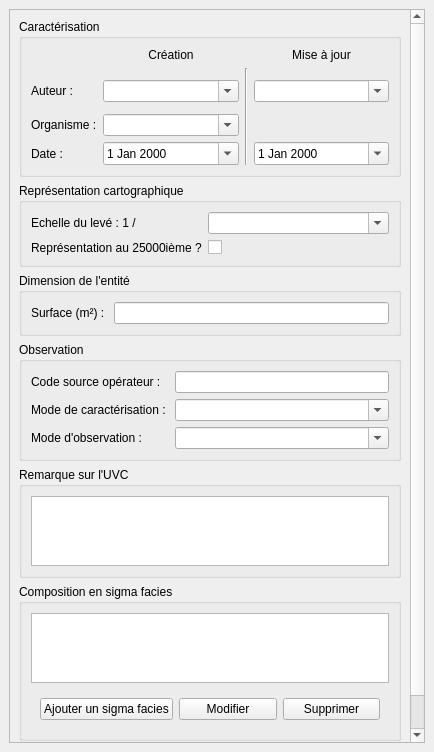
Above: src/ui/form_uvc.ui from IGNF/saisie_carhab before the change. Below: the same form after it.
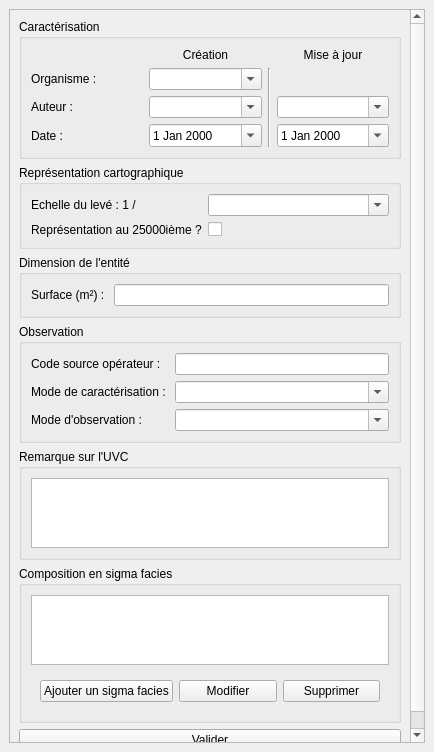
That is the form after the change.

Diff of the .ui file:
```diff
--- a/src/ui/form_uvc.ui
+++ b/src/ui/form_uvc.ui
@@ -35,8 +35,8 @@
           <property name="title">
            <string>Caractérisation</string>
           </property>
-          <layout class="QGridLayout" name="gridLayout" columnstretch="5,15,1,15">
-           <item row="1" column="1">
+          <layout class="QGridLayout" name="gridLayout">
+           <item row="0" column="1">
             <widget class="QLabel" name="label_7">
              <property name="text">
               <string>Création</string>
@@ -46,7 +46,7 @@
              </property>
             </widget>
            </item>
-           <item row="1" column="3">
+           <item row="0" column="4">
             <widget class="QLabel" name="label_8">
              <property name="text">
               <string>Mise à jour</string>
@@ -56,69 +56,69 @@
              </property>
             </widget>
            </item>
-           <item row="2" column="2" rowspan="6">
-            <widget class="Line" name="line">
-             <property name="orientation">
-              <enum>Qt::Vertical</enum>
+           <item row="1" column="0">
+            <widget class="QLabel" name="label_5">
+             <property name="text">
+              <string>Organisme :</string>
              </property>
             </widget>
            </item>
-           <item row="4" column="0">
+           <item row="1" column="1">
+            <widget class="QComboBox" name="orga_crea">
+             <property name="editable">
+              <bool>true</bool>
+             </property>
+            </widget>
+           </item>
+           <item row="2" column="0">
             <widget class="QLabel" name="label_4">
              <property name="text">
               <string>Auteur :</string>
              </property>
             </widget>
            </item>
-           <item row="4" column="1">
+           <item row="2" column="1">
             <widget class="QComboBox" name="aut_crea">
              <property name="editable">
               <bool>true</bool>
              </property>
             </widget>
            </item>
-           <item row="4" column="3">
+           <item row="2" column="4">
             <widget class="QComboBox" name="aut_maj">
              <property name="editable">
               <bool>true</bool>
              </property>
             </widget>
            </item>
-           <item row="6" column="0">
-            <widget class="QLabel" name="label_5">
-             <property name="text">
-              <string>Organisme :</string>
-             </property>
-            </widget>
-           </item>
-           <item row="6" column="1">
-            <widget class="QComboBox" name="orga_crea">
-             <property name="editable">
-              <bool>true</bool>
-             </property>
-            </widget>
-           </item>
-           <item row="7" column="0">
+           <item row="3" column="0">
             <widget class="QLabel" name="label_6">
              <property name="text">
               <string>Date :</string>
              </property>
             </widget>
            </item>
-           <item row="7" column="1">
+           <item row="3" column="1">
             <widget class="QDateEdit" name="date_crea">
              <property name="calendarPopup">
               <bool>true</bool>
              </property>
             </widget>
            </item>
-           <item row="7" column="3">
+           <item row="3" column="4">
             <widget class="QDateEdit" name="date_maj">
              <property name="calendarPopup">
               <bool>true</bool>
              </property>
             </widget>
            </item>
+           <item row="1" column="3" rowspan="3">
+            <widget class="Line" name="line">
+             <property name="orientation">
+              <enum>Qt::Vertical</enum>
+             </property>
+            </widget>
+           </item>
           </layout>
          </widget>
         </item>
```
Left out of the diff: 13 changed lines with no effect on the pictures.
